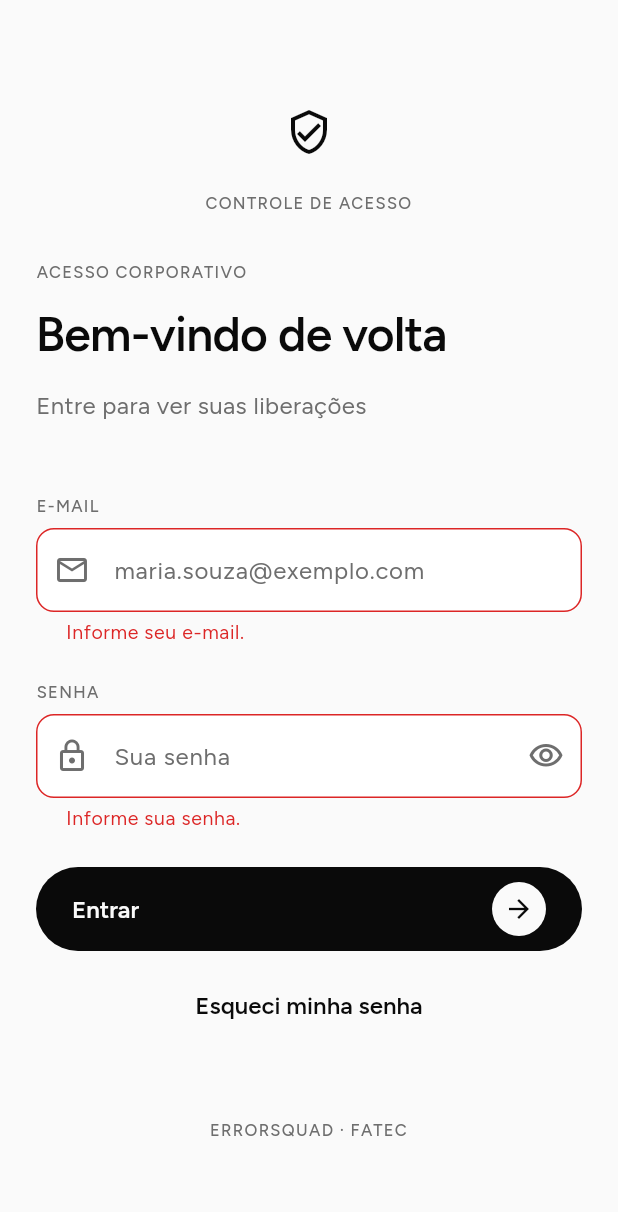
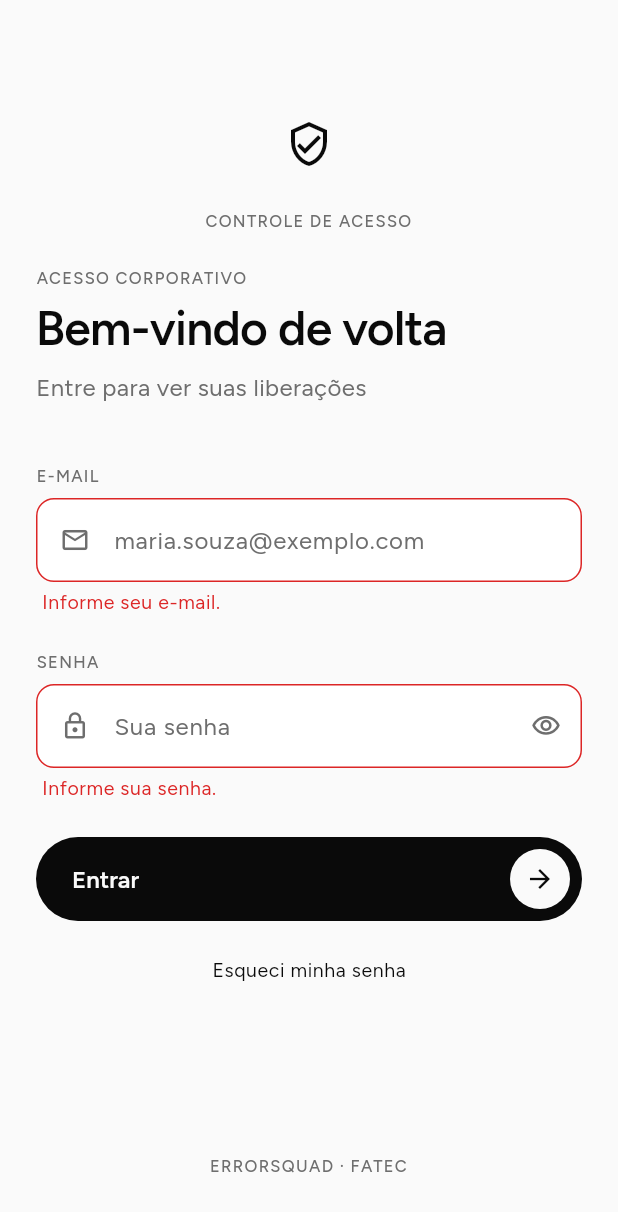
Before and after one commit to ErrorSquad-ABP/ABP4-Sistema-Controle-Acesso, a Flutter app: the screen it shows after launch, after a tap on "Entrar", on a phone screen of 412 x 824 dp. Shown: the top 1212 px of the screen. Run offline on Flutter 3.47's test engine with Material 3 defaults, Android fonts, the light colour scheme and no system bars; our stand-ins replace flutter_riverpod, flutter_secure_storage, geolocator, go_router; missing offline and left inert: mobile_scanner.

Commit message:
feat: tela de entrar e estados fieis ao figma
Entrar no layout do frame (marca, overline, titulo 32, campos de 56 com icone, acao pill com seta e rodape preso embaixo), tema claro e escuro.

Cartao de estados vazio/carregando/erro do Figma usado na abertura do app.

```diff
--- a/mobile/lib/features/auth/login_page.dart
+++ b/mobile/lib/features/auth/login_page.dart
@@ -1,6 +1,7 @@
 import 'package:flutter/material.dart';
 import 'package:flutter_riverpod/flutter_riverpod.dart';
 
+import '../../core/theme/app_colors.dart';
 import '../../core/theme/app_spacing.dart';
 import '../../core/widgets/feedback_banner.dart';
 import 'auth_contract.dart';
@@ -119,58 +120,96 @@ class _LoginPageState extends ConsumerState<LoginPage> {
         ),
       };
 
+  /// Campo do Figma: rotulo 11 acima, 8 de respiro e o campo de 56 com
+  /// hairline, icone de 20 a 16 da borda e 12 ate o texto.
+  InputDecoration _decoration({
+    required String hint,
+    required IconData icon,
+    Widget? suffix,
+  }) => InputDecoration(
+    hintText: hint,
+    contentPadding: const EdgeInsets.symmetric(vertical: AppSpacing.sm),
+    prefixIcon: Padding(
+      padding: const EdgeInsets.only(left: AppSpacing.sm, right: 12),
+      child: Icon(icon, size: 20),
+    ),
+    prefixIconConstraints: const BoxConstraints(minWidth: 0, minHeight: 0),
+    suffixIcon: suffix,
+  );
+
   @override
   Widget build(BuildContext context) {
     final theme = Theme.of(context);
     final text = theme.textTheme;
+    final palette = context.palette;
+    // No claro o selo se funde ao fundo (#FAFAFA sobre #FAFAFA); no escuro e o
+    // bloco claro com o icone escuro do frame.
+    final dark = theme.brightness == Brightness.dark;
+
     return Scaffold(
       body: SafeArea(
-        child: LayoutBuilder(
-          builder: (context, constraints) => SingleChildScrollView(
-            padding: const EdgeInsets.all(AppSpacing.screen),
-            child: ConstrainedBox(
-              constraints: BoxConstraints(
-                minHeight: (constraints.maxHeight - AppSpacing.xl).clamp(
-                  0,
-                  double.infinity,
+        child: CustomScrollView(
+          slivers: [
+            SliverFillRemaining(
+              hasScrollBody: false,
+              child: Padding(
+                // 64 acima e 40 abaixo como no frame; 24 nas laterais.
+                padding: const EdgeInsets.fromLTRB(
+                  AppSpacing.screen,
+                  64,
+                  AppSpacing.screen,
+                  40,
+                ),
+                child: Column(
+                  mainAxisAlignment: MainAxisAlignment.spaceBetween,
+                  crossAxisAlignment: CrossAxisAlignment.stretch,
+                  children: [
+                    Column(
+                      crossAxisAlignment: CrossAxisAlignment.stretch,
+                      children: [
+                        Center(
+                          child: Container(
+                            width: 64,
+                            height: 64,
+                            alignment: Alignment.center,
+                            decoration: BoxDecoration(
+                              color: dark ? palette.text : palette.background,
+                              borderRadius: BorderRadius.circular(
+                                AppRadius.card,
                               ),
                             ),
-              child: Center(
-                child: ConstrainedBox(
-                  constraints: const BoxConstraints(maxWidth: 440),
-                  child: Column(
-                    mainAxisAlignment: MainAxisAlignment.center,
-                    crossAxisAlignment: CrossAxisAlignment.stretch,
-                    children: [
-                      const SizedBox(height: AppSpacing.lg),
-                      const Icon(
+                            child: Icon(
                               Icons.verified_user_outlined,
                               size: AppSpacing.lg,
+                              color: dark ? palette.background : palette.text,
                             ),
-                      const SizedBox(height: AppSpacing.md),
+                          ),
+                        ),
+                        const SizedBox(height: 12),
                         Text(
                           'CONTROLE DE ACESSO',
                           style: text.labelSmall,
                           textAlign: TextAlign.center,
                         ),
-                      const SizedBox(height: AppSpacing.lg),
+                        const SizedBox(height: AppSpacing.md),
                         Text('ACESSO CORPORATIVO', style: text.labelSmall),
-                      const SizedBox(height: AppSpacing.sm),
+                        const SizedBox(height: AppSpacing.xs),
                         Text('Bem-vindo de volta', style: text.displaySmall),
-                      const SizedBox(height: AppSpacing.sm),
+                        const SizedBox(height: AppSpacing.xs),
                         Text(
                           'Entre para ver suas liberações',
                           style: text.bodyMedium,
                         ),
-                      const SizedBox(height: AppSpacing.xl),
+                        const SizedBox(height: 40),
                         AutofillGroup(
                           child: Form(
                             key: _form,
                             child: Column(
                               crossAxisAlignment: CrossAxisAlignment.stretch,
                               children: [
-                              // O rótulo visível do Figma fica fora do campo;
-                              // o leitor de tela o recebe pelo Semantics.
+                                // O rotulo visivel do Figma fica fora do
+                                // campo; o leitor de tela o recebe pelo
+                                // Semantics.
                                 ExcludeSemantics(
                                   child: Text('E-MAIL', style: text.labelSmall),
                                 ),
@@ -182,12 +221,14 @@ class _LoginPageState extends ConsumerState<LoginPage> {
                                     enabled: !_loading,
                                     keyboardType: TextInputType.emailAddress,
                                     textInputAction: TextInputAction.next,
-                                  autofillHints: const [AutofillHints.username],
+                                    autofillHints: const [
+                                      AutofillHints.username,
+                                    ],
                                     autocorrect: false,
                                     validator: LoginValidation.email,
-                                  decoration: const InputDecoration(
-                                    hintText: 'maria.souza@exemplo.com',
-                                    prefixIcon: Icon(Icons.mail_outline),
+                                    decoration: _decoration(
+                                      hint: 'maria.souza@exemplo.com',
+                                      icon: Icons.mail_outline,
                                     ),
                                   ),
                                 ),
@@ -204,14 +245,16 @@ class _LoginPageState extends ConsumerState<LoginPage> {
                                     obscureText: _obscure,
                                     autocorrect: false,
                                     enableSuggestions: false,
-                                  autofillHints: const [AutofillHints.password],
+                                    autofillHints: const [
+                                      AutofillHints.password,
+                                    ],
                                     textInputAction: TextInputAction.done,
                                     onFieldSubmitted: (_) => _submit(),
                                     validator: LoginValidation.password,
-                                  decoration: InputDecoration(
-                                    hintText: 'Sua senha',
-                                    prefixIcon: const Icon(Icons.lock_outline),
-                                    suffixIcon: IconButton(
+                                    decoration: _decoration(
+                                      hint: 'Sua senha',
+                                      icon: Icons.lock_outline,
+                                      suffix: IconButton(
                                         tooltip: _obscure
                                             ? 'Mostrar senha'
                                             : 'Ocultar senha',
@@ -224,6 +267,7 @@ class _LoginPageState extends ConsumerState<LoginPage> {
                                           _obscure
                                               ? Icons.visibility_outlined
                                               : Icons.visibility_off_outlined,
+                                          size: 20,
                                         ),
                                       ),
                                     ),
@@ -239,6 +283,12 @@ class _LoginPageState extends ConsumerState<LoginPage> {
                                 ],
                                 FilledButton(
                                   onPressed: _loading ? null : _submit,
+                                  style: FilledButton.styleFrom(
+                                    padding: const EdgeInsets.only(
+                                      left: AppSpacing.md,
+                                      right: AppSpacing.xs,
+                                    ),
+                                  ),
                                   child: Row(
                                     children: [
                                       Expanded(
@@ -246,26 +296,27 @@ class _LoginPageState extends ConsumerState<LoginPage> {
                                           _loading ? 'Entrando…' : 'Entrar',
                                         ),
                                       ),
-                                    if (_loading)
-                                      const SizedBox.square(
-                                        dimension: 24,
-                                        child: CircularProgressIndicator(
-                                          strokeWidth: 2,
-                                        ),
-                                      )
-                                    else
                                       Container(
-                                        padding: const EdgeInsets.all(
-                                          AppSpacing.xs,
-                                        ),
+                                        width: 40,
+                                        height: 40,
+                                        alignment: Alignment.center,
                                         decoration: BoxDecoration(
                                           color: theme.colorScheme.onPrimary,
                                           shape: BoxShape.circle,
                                         ),
-                                        child: Icon(
+                                        child: _loading
+                                            ? const SizedBox.square(
+                                                dimension: 20,
+                                                child:
+                                                    CircularProgressIndicator(
+                                                      strokeWidth: 2,
+                                                    ),
+                                              )
+                                            : Icon(
                                                 Icons.arrow_forward,
                                                 size: 20,
-                                          color: theme.colorScheme.primary,
+                                                color:
+                                                    theme.colorScheme.primary,
                                               ),
                                       ),
                                     ],
@@ -278,9 +329,13 @@ class _LoginPageState extends ConsumerState<LoginPage> {
                                       : () => showDialog<void>(
                                           context: context,
                                           builder: (context) => AlertDialog(
-                                          title: const Text('Recuperar acesso'),
+                                            title: const Text(
+                                              'Recuperar acesso',
+                                            ),
                                             content: const Text(
-                                            'Entre em contato com a administração para recuperar seu acesso.',
+                                              'Entre em contato com a '
+                                              'administração para recuperar '
+                                              'seu acesso.',
                                             ),
                                             actions: [
                                               TextButton(
@@ -291,25 +346,29 @@ class _LoginPageState extends ConsumerState<LoginPage> {
                                             ],
                                           ),
                                         ),
+                                  style: TextButton.styleFrom(
+                                    foregroundColor: palette.text,
+                                    minimumSize: const Size(0, AppSpacing.xl),
+                                    textStyle: text.bodySmall,
+                                  ),
                                   child: const Text('Esqueci minha senha'),
                                 ),
                               ],
                             ),
                           ),
                         ),
-                      const SizedBox(height: AppSpacing.xl),
+                      ],
+                    ),
                     Text(
                       'ERRORSQUAD · FATEC',
                       style: text.labelSmall,
                       textAlign: TextAlign.center,
                     ),
-                      const SizedBox(height: AppSpacing.md),
                   ],
                 ),
               ),
             ),
-            ),
-          ),
+          ],
         ),
       ),
     );
--- a/mobile/lib/features/auth/session_loading_page.dart
+++ b/mobile/lib/features/auth/session_loading_page.dart
@@ -1,26 +1,27 @@
 import 'package:flutter/material.dart';
 
 import '../../core/theme/app_spacing.dart';
+import 'state_card.dart';
 
-/// Abertura do app enquanto a sessão salva é restaurada e conferida
-/// (estado "carregando" do Figma: indicador + texto).
+/// Abertura do app enquanto a sessao salva e restaurada e conferida: o cartao
+/// "Estado carregando" do Figma, centralizado.
 class SessionLoadingPage extends StatelessWidget {
   const SessionLoadingPage({super.key});
 
   @override
   Widget build(BuildContext context) {
-    final text = Theme.of(context).textTheme;
     return Scaffold(
-      body: Center(
-        child: Semantics(
-          liveRegion: true,
-          child: Column(
-            mainAxisSize: MainAxisSize.min,
-            children: [
-              const CircularProgressIndicator(),
-              const SizedBox(height: AppSpacing.md),
-              Text('Verificando sua sessão…', style: text.bodyMedium),
-            ],
+      body: SafeArea(
+        child: Center(
+          child: SingleChildScrollView(
+            padding: const EdgeInsets.all(AppSpacing.screen),
+            child: ConstrainedBox(
+              constraints: const BoxConstraints(maxWidth: 440),
+              child: Semantics(
+                liveRegion: true,
+                child: const StateCard.loading(),
+              ),
+            ),
           ),
         ),
       ),
--- /dev/null
+++ b/mobile/lib/features/auth/state_card.dart
@@ -0,0 +1,92 @@
+import 'package:flutter/material.dart';
+
+import '../../core/theme/app_colors.dart';
+import '../../core/theme/app_spacing.dart';
+
+/// Estados de tela do Figma ("Claro/Estado vazio", "… carregando", "… erro"):
+/// um cartão de superfície com hairline, 24 de respiro e 16 entre os elementos.
+///
+/// Fica em `features/auth` porque é a tela de entrada que consome o estado de
+/// carregamento hoje. Se as autorizações passarem a usar este cartão, ele migra
+/// para `core/widgets` junto com o `FeedbackBanner`.
+class StateCard extends StatelessWidget {
+  /// Indicador girando e uma frase: o app esta trabalhando.
+  const StateCard.loading({
+    super.key,
+    this.body = 'Carregando suas autorizações…',
+  }) : icon = null,
+       isLoading = true,
+       title = null,
+       onRetry = null;
+
+  /// Nada para mostrar ainda, com a explicacao do proximo passo.
+  const StateCard.empty({super.key})
+    : icon = Icons.inbox_outlined,
+      isLoading = false,
+      title = 'Nenhuma autorização ainda',
+      body = 'Suas liberações aparecerão aqui assim que forem criadas.',
+      onRetry = null;
+
+  /// A consulta falhou; a unica saida e tentar de novo.
+  const StateCard.error({required this.onRetry, super.key})
+    : icon = Icons.error_outline,
+      isLoading = false,
+      title = 'Não foi possível carregar',
+      body = null;
+
+  final IconData? icon;
+  final bool isLoading;
+  final String? title;
+  final String? body;
+  final VoidCallback? onRetry;
+
+  @override
+  Widget build(BuildContext context) {
+    final palette = context.palette;
+    final text = Theme.of(context).textTheme;
+
+    final children = <Widget>[
+      Center(
+        child: isLoading
+            ? const SizedBox.square(
+                dimension: 32,
+                child: CircularProgressIndicator(strokeWidth: 1.5),
+              )
+            : Icon(icon, size: 32, color: palette.textSecondary),
+      ),
+      if (title != null)
+        Text(title!, style: text.titleLarge, textAlign: TextAlign.center),
+      if (body != null)
+        Text(body!, style: text.bodySmall, textAlign: TextAlign.center),
+      if (onRetry != null)
+        OutlinedButton(
+          onPressed: onRetry,
+          child: const Text('Tentar novamente'),
+        ),
+    ];
+
+    return Container(
+      width: double.infinity,
+      // Altura do frame (240) para os tres estados ocuparem o mesmo lugar.
+      constraints: const BoxConstraints(minHeight: 240),
+      padding: const EdgeInsets.all(AppSpacing.md),
+      decoration: BoxDecoration(
+        color: palette.surface,
+        border: Border.all(color: palette.hairline),
+        borderRadius: BorderRadius.circular(AppRadius.card),
+      ),
+      child: Center(
+        child: Column(
+          mainAxisSize: MainAxisSize.min,
+          crossAxisAlignment: CrossAxisAlignment.stretch,
+          children: [
+            for (final (index, child) in children.indexed) ...[
+              if (index > 0) const SizedBox(height: AppSpacing.sm),
+              child,
+            ],
+          ],
+        ),
+      ),
+    );
+  }
+}
```
Also changed, not shown: 3 other files. Lines whose indentation alone changed are shown as unchanged.
